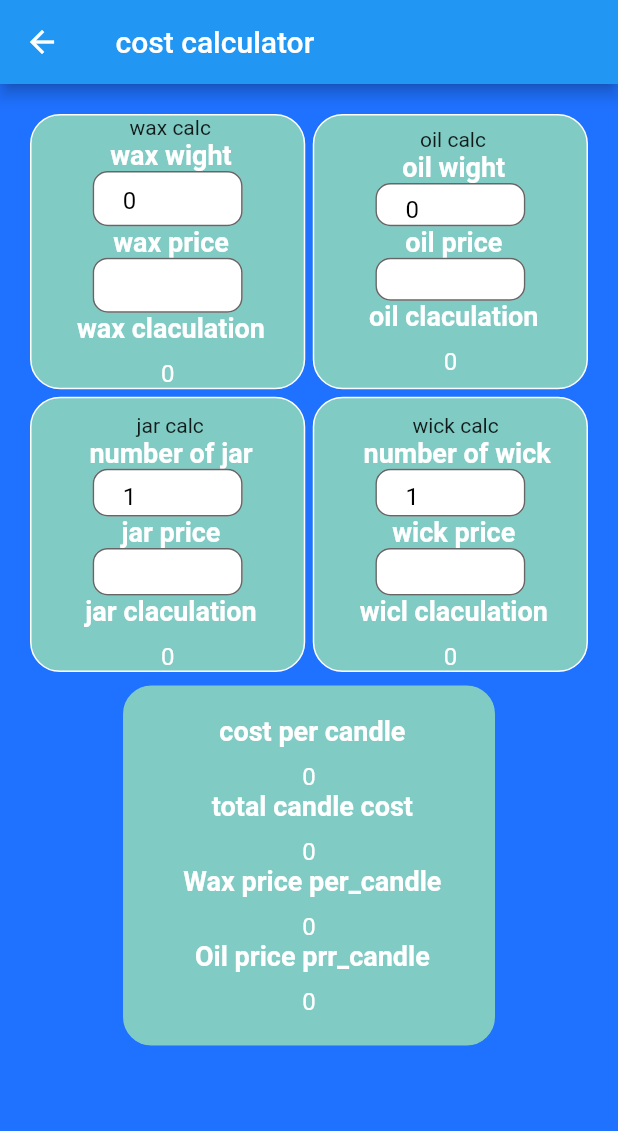
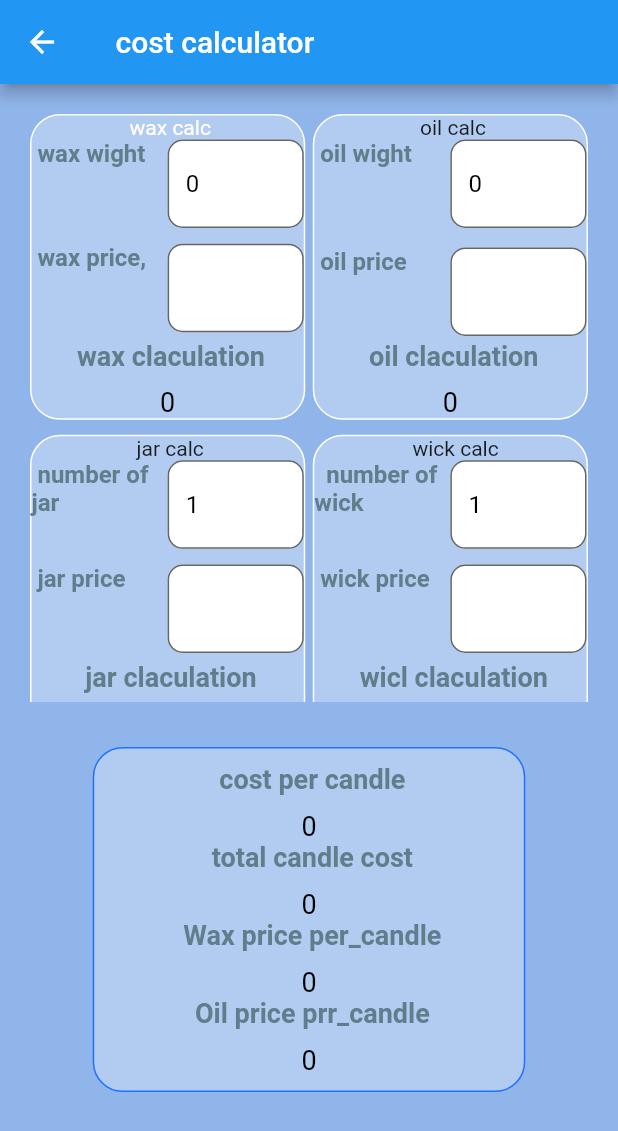
Before and after one commit to abdohass/candle3, a Flutter app: the screen it shows after launch, after a tap on "costCalculation", on a phone screen of 412 x 824 dp. Shown: the top 1131 px of the screen. Run offline on Flutter 3.47's test engine with Material 2 defaults, Android fonts, the phone set to English and light mode, and no system bars; our stand-ins replace hive, shared_preferences, sqflite; accounts and stored records are empty.

Commit message:
after sqfl , clors

```diff
--- a/lib/constcolor/textStyle.dart
+++ b/lib/constcolor/textStyle.dart
@@ -1,9 +1,12 @@
 import 'package:flutter/material.dart';
 
 class CustomTextStyle {
+  Color color2 ;
+  double? fontSize2 ;
+  CustomTextStyle(this.fontSize2 , this.color2);
   static TextStyle get appBarTextStyle => const TextStyle(color: Colors.white, fontSize: 20, fontWeight: FontWeight.bold);
-  static TextStyle get titleWhiteTextStyle => const TextStyle(color: Colors.white, fontSize: 18, fontWeight: FontWeight.bold);
+ TextStyle get titleWhiteTextStyle =>  TextStyle(color: color2, fontSize: fontSize2, fontWeight: FontWeight.bold);
   static TextStyle get titleTextStyle => const TextStyle(color: Colors.black, fontSize: 18, fontWeight: FontWeight.bold);
   static TextStyle get bodyTextStyle => const TextStyle(color: Colors.black, fontSize: 16, fontWeight: FontWeight.normal);
-  static TextStyle get bodyWhiteTextStyle => const TextStyle(color: Colors.white, fontSize: 16, fontWeight: FontWeight.normal);
+  static TextStyle get bodyWhiteTextStyle => const TextStyle(color: Colors.black, fontSize: 18, fontWeight: FontWeight.normal);
 }
--- a/lib/sreens/costCalculation.dart
+++ b/lib/sreens/costCalculation.dart
@@ -710,7 +710,8 @@ class _CostCalculationState extends State<CostCalculation> {
   @override
   Widget build(BuildContext context) {
     return Scaffold(
-      backgroundColor: CustomColor.secondary,
+      backgroundColor: Color(0xff90B5EA),
+      //backgroundColor: CustomColor.secondary,
       appBar: AppBar(
         title: Text (" ${getLang(context, "cost calculator")}"),
       ),
@@ -721,12 +722,13 @@ class _CostCalculationState extends State<CostCalculation> {
             children: [
 
               Container(
-                height: 400,
+                height:MediaQuery.of(context).size.height*.5,
                 child: GridView.count(
+                  childAspectRatio: .9,
                   primary: false,
                   padding: const EdgeInsets.all(20),
                   crossAxisSpacing: 5,
-                  mainAxisSpacing: 5,
+                  mainAxisSpacing: 10,
                   crossAxisCount: 2,
                   physics:NeverScrollableScrollPhysics(),
 
@@ -736,7 +738,8 @@ class _CostCalculationState extends State<CostCalculation> {
                   children: <Widget>[
                     Container(
                       decoration: BoxDecoration(
-                          color: Colors.teal[200],
+                          color: Colors.white.withOpacity(.3),
+                          // color: Colors.teal[200],
                           borderRadius: BorderRadius.circular(20),
                           border: Border.all(color: Colors.white)),
 
@@ -744,12 +747,14 @@ class _CostCalculationState extends State<CostCalculation> {
                       padding: const EdgeInsets.only(top: 0),
 
                       //color: Colors.teal[100],
-                      height: 5,
+                      // height: 5,
                       // padding: const EdgeInsets.all(8),
                       // color: Colors.teal[100],
                       child:  Column(
                         children: [
-                          Text(" ${getLang(context, "wax calc")}"),
+                          Text(" ${getLang(context, "wax")}" ,
+                          style :TextStyle(color: Colors.white))
+                          ,
                           Expanded(
                             child: TextFieldTitle(
                               title: " ${getLang(context, 'wax wight')}"
@@ -768,9 +773,10 @@ class _CostCalculationState extends State<CostCalculation> {
 
                               },),
                           ),
+                          SizedBox(height: 5),
                           Expanded(
                             child: TextFieldTitle(
-                              title: " ${getLang(context, 'wax price')}"
+                              title: " ${getLang(context, 'wax price')},"
                               ,
                              onchang: () { setState(() {
 
@@ -788,16 +794,19 @@ class _CostCalculationState extends State<CostCalculation> {
 
                     ),
                     Container( decoration: BoxDecoration(
-                        color: Colors.teal[200],
+                        // color: Colors.teal[200],
+                        color: Colors.white.withOpacity(.3),
                         borderRadius: BorderRadius.circular(20),
                         border: Border.all(color: Colors.white)),
 
-                      padding: const EdgeInsets.all(8),
+                      // padding: const EdgeInsets.all(8),
 
                       child:  Column(
                         children: [
-                          Text(" ${getLang(context, "oil calc")}"),
+                          Text(" ${getLang(context, "oil")}"),
+
                           Expanded(
+
                             child: TextFieldTitle(
                               title: " ${getLang(context, 'oil wight')}"
                               ,
@@ -808,6 +817,7 @@ class _CostCalculationState extends State<CostCalculation> {
 
                               }, controller: oilWightController,),
                           ),
+                          SizedBox(height: 10),
                           Expanded(
                             child: TextFieldTitle(
                               title: " ${getLang(context, 'oil price')}"
@@ -829,14 +839,14 @@ class _CostCalculationState extends State<CostCalculation> {
                     ),
                     Container(
                       decoration: BoxDecoration(
-                          color: Colors.teal[200],
+                          color: Colors.white.withOpacity(.3),
                           borderRadius: BorderRadius.circular(20),
                           border: Border.all(color: Colors.white)),
-                      padding: const EdgeInsets.only(top: 10),
+                      // padding: const EdgeInsets.only(top: 10),
 
                       child:  Column(
                         children: [
-                          Text(" ${getLang(context, "jar calc")}"),
+                          Text(" ${getLang(context, "jar")}"),
                           Expanded(
                             child: TextFieldTitle(
                               title: " ${getLang(context, 'number of jar')}"
@@ -849,6 +859,7 @@ class _CostCalculationState extends State<CostCalculation> {
 
                               }, controller: jarnumController,),
                           ),
+                          SizedBox(height: 5),
                           Expanded(
                             child: TextFieldTitle(
                               title: " ${getLang(context, 'jar price')}",
@@ -869,15 +880,14 @@ class _CostCalculationState extends State<CostCalculation> {
                     ),
                     Container(
                       decoration: BoxDecoration(
-                          color: Colors.teal[200],
-                          borderRadius: BorderRadius.circular(20),
+                          color: Colors.white.withOpacity(.3),                          borderRadius: BorderRadius.circular(20),
                           border: Border.all(color: Colors.white)),
 
-                      padding: const EdgeInsets.only(top: 10),
+                      // padding: const EdgeInsets.only(top: 10),
 
                       child:  Column(
                         children: [
-                          Text(" ${getLang(context, " wick calc")}"),
+                          Text(" ${getLang(context, " wick")}"),
                           Expanded(
                             child: TextFieldTitle(
                               title: " ${getLang(context, " number of wick")}",
@@ -891,6 +901,7 @@ class _CostCalculationState extends State<CostCalculation> {
 
                               }, controller: wicknumController,),
                           ),
+                          SizedBox(height: 5),
                           Expanded(
                             child: TextFieldTitle(
                               title: " ${getLang(context, "wick price")}",
@@ -914,12 +925,12 @@ class _CostCalculationState extends State<CostCalculation> {
                   ],
                 ),
               ),
+              SizedBox(height: 30),
               Container(
-                padding: const EdgeInsets.symmetric(vertical: 20, horizontal: 5),
-                width: 250,
+                padding: const EdgeInsets.symmetric(vertical: 10, horizontal: 5),
+                width: MediaQuery.of(context).size.width*.7,
                 decoration: BoxDecoration(
-                    color: Colors.teal[200],
-                    borderRadius: BorderRadius.circular(20),
+                    color: Colors.white.withOpacity(.3),                    borderRadius: BorderRadius.circular(20),
                     border: Border.all(color: CustomColor.secondary)),
                 child: Column(
                   mainAxisSize: MainAxisSize.min,
--- a/lib/sreens/firstscreen.dart
+++ b/lib/sreens/firstscreen.dart
@@ -8,7 +8,6 @@ import 'package:untitled/sreens/links.dart';
 import 'package:untitled/sreens/myTemplates.dart';
 
 import '../constcolor/color.dart';
-import '../constcolor/textStyle.dart';
 import '../sql/database_helper.dart';
 import '../widgets/myTextfeild.dart';
 import '../widgets/text_field_title.dart';
@@ -86,36 +85,7 @@ String unitfo ='g';
     });
 
   }
-  // void saveData(double resultWax, double resultFo,
-  //     TextEditingController fragranceOilController,
-  //     TextEditingController totalWightController,
-  //     TextEditingController totalCandlesController) {
-  //   if (fragranceOilController.text.isEmpty ||
-  //       totalWightController.text.isEmpty) {
-  //     ScaffoldMessenger.of(context).showSnackBar(
-  //       SnackBar(
-  //         content: Text("Please fill all the fields."),
-  //         backgroundColor: Colors.red,
-  //       ),
-  //     );
-  //     return;
-  //   }
-  //
-  //   // Save the data directly in the templates list
-  //   final template = Template(resultwax: resultWax, resultfo: resultFo);
-  //   templates.add(template);
-  //        // templates = List.generate( templates.length, (_)=> templates[_], growable: false);
-  //
-  //   // Save the templates list to Hive
-  //   final box = Hive.box('myBox');
-  //   box.put('templates', templates
-  //       .map((t) => t.toJson()).toList());
-  //   box.add(template);
-  //   setState(() {
-  //     var currentResultwax = resultWax.toString();
-  //     var currentResultfo = resultFo.toString();
-  //   });
-  // }
+
   void saveData(double resultWax, double resultFo, int totalCandles) async {
     if (fragranceOilController.text.isEmpty || totalWightController.text.isEmpty) {
       ScaffoldMessenger.of(context).showSnackBar(
@@ -192,7 +162,9 @@ String unitfo ='g';
   @override
   Widget build(BuildContext context) {
     return Scaffold(
-      backgroundColor: CustomColor.secondary,
+      // backgroundColor: CustomColor.secondary,
+      backgroundColor: Color(0xff90B5EA),
+
       appBar: AppBar(
         title:  Text(" ${getLang(context, "candle calculator")}"),
       ),
@@ -200,20 +172,28 @@ String unitfo ='g';
 
 
       body:
+
       ListView(
-        padding: const EdgeInsets.symmetric(vertical: 10),
+        padding: EdgeInsets.only( top: MediaQuery.of(context).size.height*.03,
+        right: MediaQuery.of(context).size.height*.06,
+        left:MediaQuery.of(context).size.height*.06 ),
         children: [
           Container(
-            padding: const EdgeInsets.symmetric(vertical: 10, horizontal: 5),
+
+            // width: MediaQuery.of(context).size.width,
+            padding: EdgeInsets.only(top: MediaQuery.of(context).size.height*.03),
             decoration: BoxDecoration(
-                color: CustomColor.containerColor,
+                // color: CustomColor.containerColor,
+                color: Colors.white.withOpacity(.3),
+
                 borderRadius: BorderRadius.circular(20),
                 border: Border.all(color: CustomColor.secondary)),
             child: Column(
               mainAxisSize: MainAxisSize.min,
               children: <Widget>[
                 myTextfeild(
-                   title :" ${getLang(context, "wight candle")}",
+                   title :" ${getLang(context, "wight candle")}"
+                  ,
                    changing:() {
                      calculate();
                    },
@@ -237,10 +217,17 @@ String unitfo ='g';
               ],
             ),
           ),
+          SizedBox(height: MediaQuery.of(context).size.height/15,),
           Container(
-            padding: const EdgeInsets.symmetric(vertical: 10, horizontal: 5),
+            // width: MediaQuery.of(context).size.width,
+            padding: EdgeInsets.only(top: MediaQuery.of(context).size.height*.01
+            , bottom: MediaQuery.of(context).size.height*.01),
+
+            // padding: const EdgeInsets.symmetric(vertical: 10, horizontal: 5),
             decoration: BoxDecoration(
-                color: CustomColor.containerColor,
+                color: Colors.white.withOpacity(.3),
+
+                // color: CustomColor.containerColor,
                 borderRadius: BorderRadius.circular(20),
                 border: Border.all(color: CustomColor.secondary)),
             child: Column(
@@ -251,17 +238,27 @@ String unitfo ='g';
               ],
             ),
           ),
+
+          SizedBox(height: MediaQuery.of(context).size.height/80,),
+
           Container(
+            width: MediaQuery.of(context).size.width/20,
+            margin: EdgeInsets.symmetric(horizontal: MediaQuery.of(context).size.width*.2),
+
             padding: const EdgeInsets.symmetric(vertical: 10, horizontal: 5),
-            decoration: BoxDecoration(
-                color: CustomColor.containerColor,
-                borderRadius: BorderRadius.circular(20),
-                border: Border.all(color: CustomColor.secondary)),
+            // decoration: BoxDecoration(
+            //     // color: CustomColor.containerColor,
+            //     color: Colors.white.withOpacity(.3),
+            //
+            //     borderRadius: BorderRadius.circular(20),
+            //     border: Border.all(color:Colors.white)),
             child: Column(
               mainAxisSize: MainAxisSize.min,
               children: <Widget>[
                 ElevatedButton(
+
                   style: ButtonStyle(
+                    backgroundColor:MaterialStateProperty.all<Color>(Colors.blueAccent) ,
                     foregroundColor: MaterialStateProperty.all<Color>(Colors.black),
                   ),
                   onPressed: () {
@@ -274,6 +271,8 @@ String unitfo ='g';
                 ),
                 ElevatedButton(
                   style: ButtonStyle(
+                    backgroundColor:MaterialStateProperty.all<Color>(Colors.blueAccent) ,
+
                     foregroundColor: MaterialStateProperty.all<Color>(Colors.black),
                   ),
                   onPressed:() {
--- a/lib/widgets/myTextfeild.dart
+++ b/lib/widgets/myTextfeild.dart
@@ -20,14 +20,15 @@ class _myTextfeildState extends State<myTextfeild> {
       children: [
         Text(
          widget.title,
-          style: CustomTextStyle.titleWhiteTextStyle,
+          style: CustomTextStyle(25,Colors.blueGrey).titleWhiteTextStyle
+          ,
         ),
-        const SizedBox(
-          height: 10,
-        ),
+        // const SizedBox(
+        //   height: 10,
+        // ),
         SizedBox(
-          width:  300,
-          child: TextField(
+          height: MediaQuery.of(context).size.height*.09,
+          width: MediaQuery.of(context).size.width*.5,          child: TextField(
             controller: widget.controller,
             maxLines: 1,
             onChanged: (_) {
--- a/lib/widgets/text_field_title.dart
+++ b/lib/widgets/text_field_title.dart
@@ -17,18 +17,27 @@ class TextFieldTitle extends StatefulWidget {
 class _TextFieldTitleState extends State<TextFieldTitle> {
   @override
   Widget build(BuildContext context) {
-    return Column(
+    return Row(
       children: [
-        Text(
-          widget.title,
-          style: CustomTextStyle.titleWhiteTextStyle,
+        Expanded(
+          child: SizedBox(
+            width: MediaQuery.of(context).size.width*.25,
+            height: MediaQuery.of(context).size.height*.5,
+            child: Text(
+
+
+              widget.title,
+              style: CustomTextStyle(16,Colors.blueGrey).titleWhiteTextStyle,
+            ),
+          ),
         ),
         // const SizedBox(
         //   height: 10,
         // ),
         Expanded(
           child: SizedBox(
-            width:  100,
+            height: MediaQuery.of(context).size.height/2,
+            width: MediaQuery.of(context).size.width*.3,
             child: TextField(
               maxLines: 1,
               onChanged: (_) {
@@ -41,8 +50,8 @@ class _TextFieldTitleState extends State<TextFieldTitle> {
             decoration: InputDecoration(
                 fillColor: Colors.white,
                 filled: true,
-                contentPadding:
-                const EdgeInsets.fromLTRB(20.0, 10.0, 20.0, 10.0),
+                // contentPadding:
+                // const EdgeInsets.fromLTRB(20.0, 10.0, 20.0, 10.0),
                 border: OutlineInputBorder(
                     borderRadius: BorderRadius.circular(10.0)),
                 labelStyle: CustomTextStyle.bodyTextStyle),
--- a/lib/widgets/text_title.dart
+++ b/lib/widgets/text_title.dart
@@ -15,7 +15,7 @@ class TextTitle extends StatelessWidget {
       children: [
         Text(
           title,
-          style: CustomTextStyle.titleWhiteTextStyle,
+          style: CustomTextStyle(18,Colors.blueGrey).titleWhiteTextStyle,
         ),
         const SizedBox(
           height: 10,
```
Also changed, not shown: assets/lang/ar.json (+4 -4 lines), assets/lang/en.json (+4 -4 lines).
